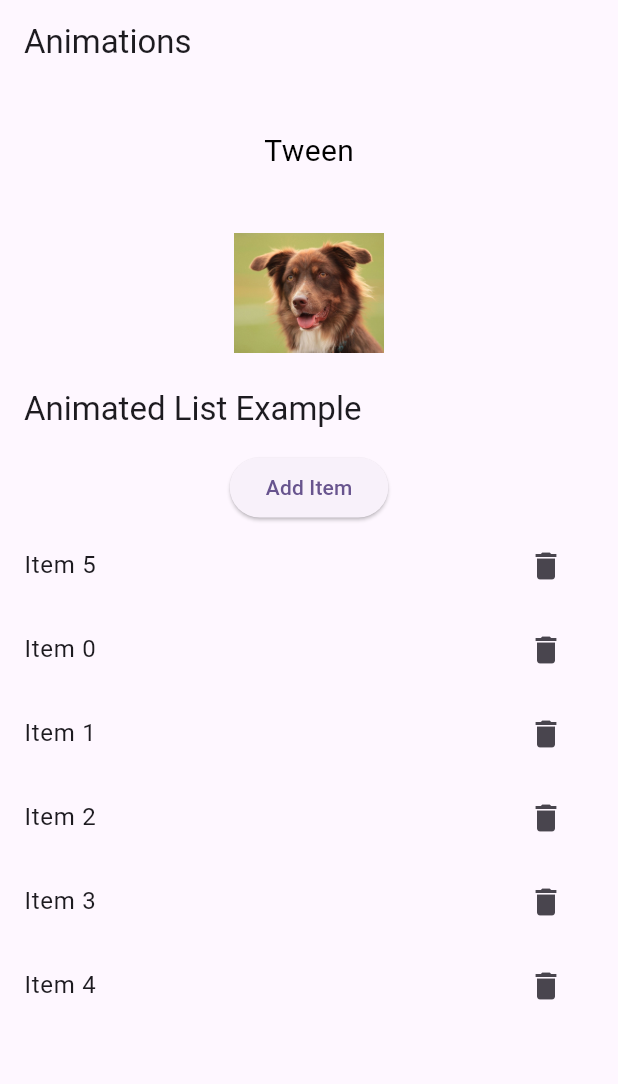
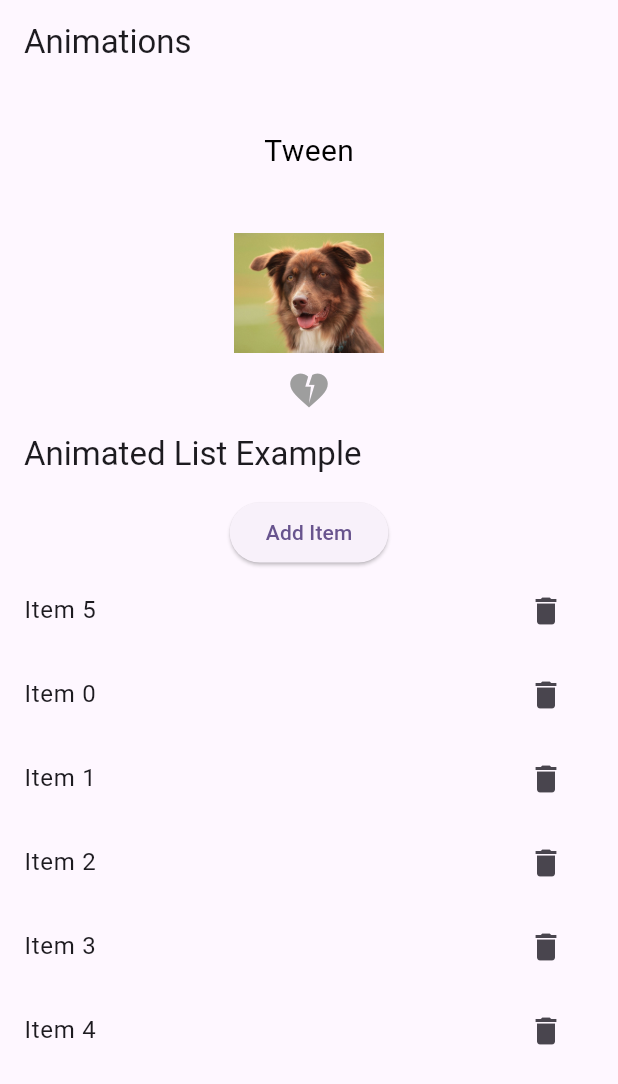
Before and after one commit to nik007frontbit/local_notification_learn, a Flutter app: the screen it shows after launch, after a tap on "Add Item", on a phone screen of 412 x 824 dp. Shown: the top 1084 px of the screen. Run offline on Flutter 3.47's test engine with Material 3 defaults, Android fonts, the phone set to English and light mode, and no system bars; our stand-ins replace firebase_analytics, firebase_core, firebase_messaging, flutter_local_notifications, get; accounts and stored records are empty.

Commit message:
animation learn

```diff
--- a/lib/main.dart
+++ b/lib/main.dart
@@ -21,7 +21,7 @@ Future<void> firebaseMessagingBackgroundHandler(RemoteMessage message) async {
 }
 
 Future<void> main() async {
-  WidgetsFlutterBinding.ensureInitialized();
+ /* WidgetsFlutterBinding.ensureInitialized();
   await Firebase.initializeApp(
     options: DefaultFirebaseOptions.currentPlatform,
   );
@@ -36,7 +36,7 @@ Future<void> main() async {
       print('Message also contained a notification: ${message.notification}');
     }
   });
-  FirebaseMessaging.onBackgroundMessage(firebaseMessagingBackgroundHandler);
+  FirebaseMessaging.onBackgroundMessage(firebaseMessagingBackgroundHandler);*/
 /*
 
   //only local notification
--- a/lib/main_production.dart
+++ b/lib/main_production.dart
@@ -1,7 +1,8 @@
 import 'package:flutter/material.dart';
 
 import 'app.dart';
+import 'main.dart';
 
 void main() {
-  runApp(const App(flavor: "Production"));
+  runApp(const MyApp());
 }
--- a/lib/screens/animation_learn.dart
+++ b/lib/screens/animation_learn.dart
@@ -2,13 +2,46 @@ import 'package:flutter/material.dart';
 
 import '../routes.dart';
 
-class AnimationFirstPage extends StatelessWidget {
-  const AnimationFirstPage({super.key});
+class AnimationFirstPage extends StatefulWidget {
+  AnimationFirstPage({super.key});
+
+  @override
+  State<AnimationFirstPage> createState() => _AnimationFirstPageState();
+}
+
+class _AnimationFirstPageState extends State<AnimationFirstPage>
+    with SingleTickerProviderStateMixin {
+  late AnimationController animationController;
+  late Animation<Color?> animationColor;
+  late Animation<double> animationSize;
+
+  @override
+  void initState() {
+    super.initState();
+    animationController = AnimationController(
+      duration: const Duration(seconds: 3),
+      vsync: this,
+    );
+
+    animationColor = ColorTween(
+      begin: Colors.grey,
+      end: Colors.red,
+    ).animate(animationController);
+
+    animationSize = TweenSequence<double>([
+      TweenSequenceItem<double>(tween: Tween(begin: 30, end: 50), weight: 50),
+      TweenSequenceItem<double>(tween: Tween(begin: 50, end: 30), weight: 50),
+    ]).animate(animationController);
+
+    animationController.addListener(() {
+      print(animationController.value);
+    });
+  }
 
   @override
   Widget build(BuildContext context) {
     return Scaffold(
-      appBar: AppBar(title: Text("Animations")),
+      appBar: AppBar(title: const Text("Animations")),
       body: Column(
         children: [
           TweenAnimationBuilder(
@@ -16,10 +49,10 @@ class AnimationFirstPage extends StatelessWidget {
               end: 1,
               begin: 0,
             ),
-            duration: Duration(seconds: 3),
+            duration: const Duration(seconds: 3),
             builder: (context, double value, child) => Padding(
               padding: EdgeInsets.all(value * 30),
-              child: Text(
+              child: const Text(
                 "Tween",
                 style: TextStyle(fontSize: 20, color: Colors.black),
               ),
@@ -33,6 +66,17 @@ class AnimationFirstPage extends StatelessWidget {
                   width: 100,
                   height: 100,
                   child: Image.asset("assets/dog1.png")),
+            ),
+          ),
+          AnimatedBuilder(
+            animation: animationController,
+            builder: (context, child) => GestureDetector(
+               onTap: () {
+                 animationController.status==AnimationStatus.completed?animationController.reverse():animationController.forward();
+                 print(animationController.status);
+               },
+              child: Icon(Icons.heart_broken_sharp,
+                  color: animationColor.value, size: animationSize.value),
             ),
           ),
           Expanded(child: AnimatedListExample()),
@@ -65,26 +109,28 @@ class _AnimatedListExampleState extends State<AnimatedListExample> {
 
   void _addItem() {
     _items.insert(0, _counter++);
-    _listKey.currentState?.insertItem(0, duration: Duration(milliseconds: 300));
+    _listKey.currentState
+        ?.insertItem(0, duration: const Duration(milliseconds: 300));
   }
 
   void _removeItem(int index) {
     int removedItem = _items.removeAt(index);
     _listKey.currentState?.removeItem(
       index,
-          (context, animation) => _buildItem(context, removedItem, animation),
-      duration: Duration(milliseconds: 300),
+      (context, animation) => _buildItem(context, removedItem, animation),
+      duration: const Duration(milliseconds: 300),
     );
   }
 
-  Widget _buildItem(BuildContext context, int item, Animation<double> animation) {
+  Widget _buildItem(
+      BuildContext context, int item, Animation<double> animation) {
     return SizeTransition(
       sizeFactor: animation,
       child: ListTile(
         key: ValueKey<int>(item),
         title: Text('Item $item'),
         trailing: IconButton(
-          icon: Icon(Icons.delete),
+          icon: const Icon(Icons.delete),
           onPressed: () => _removeItem(_items.indexOf(item)),
         ),
       ),
@@ -95,13 +141,13 @@ class _AnimatedListExampleState extends State<AnimatedListExample> {
   Widget build(BuildContext context) {
     return Scaffold(
       appBar: AppBar(
-        title: Text('Animated List Example'),
+        title: const Text('Animated List Example'),
       ),
       body: Column(
         children: [
           ElevatedButton(
             onPressed: _addItem,
-            child: Text('Add Item'),
+            child: const Text('Add Item'),
           ),
           Expanded(
             child: AnimatedList(
```
